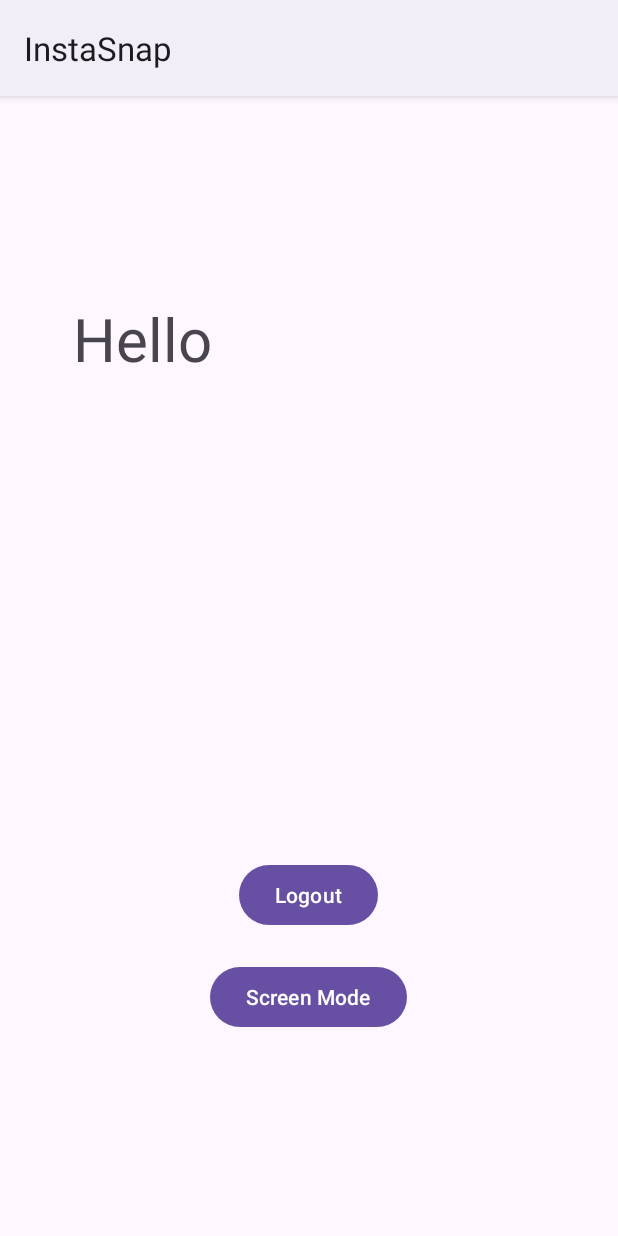
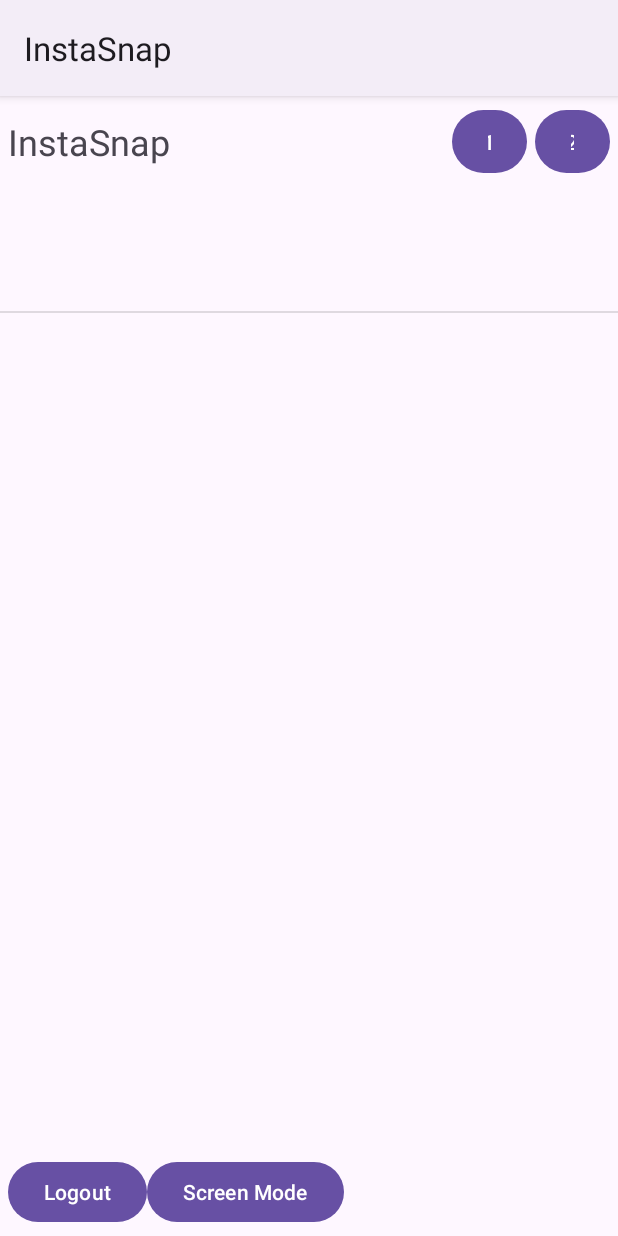
Before and after one commit to TomerMeidan/Instasnap, an Android app: the screen it shows after launch once a user with an empty profile is signed in (HomePageView), on a phone screen of 412 x 824 dp. Run offline under Robolectric (Android 15) with nearby library versions, the phone set to English and light mode, and no system bars; our stand-ins replace Firebase (no records; nobody signed in at launch, a user with empty details on screens opened directly).

Commit message:
first implementation of homepage classes

```diff
--- a/app/src/main/AndroidManifest.xml
+++ b/app/src/main/AndroidManifest.xml
@@ -30,7 +30,7 @@
             </intent-filter>
         </activity>
         <activity
-            android:name=".View.HomePageView"
+            android:name=".View.HomePage.HomePageView"
             android:exported="true">
         </activity>
     </application>
--- a/app/src/main/java/com/example/instasnap/View/HomePageView.java
+++ b/app/src/main/java/com/example/instasnap/View/HomePage/HomePageView.java
@@ -1,4 +1,4 @@
-package com.example.instasnap.View;
+package com.example.instasnap.View.HomePage;
 
 import androidx.appcompat.app.AppCompatActivity;
 import androidx.fragment.app.FragmentManager;
@@ -12,6 +12,8 @@ import android.widget.Button;
 import android.widget.TextView;
 
 import com.example.instasnap.R;
+import com.example.instasnap.View.LoginView;
+import com.example.instasnap.View.ScreenModeDialog;
 import com.google.firebase.auth.FirebaseAuth;
 import com.google.firebase.auth.FirebaseUser;
 
@@ -19,7 +21,6 @@ public class HomePageView extends AppCompatActivity {
 
     private FirebaseAuth _auth;
     private Button _logoutButton;
-    private TextView _welcomeText;
     private FirebaseUser _user;
     private Button _screenMode;
 
@@ -31,8 +32,6 @@ public class HomePageView extends AppCompatActivity {
 
         initialize();
 
-        checkLoginStatus();
-
         setLogoutButtonListener();
 
         setScreenModeButtonListener();
@@ -42,14 +41,10 @@ public class HomePageView extends AppCompatActivity {
     private void initialize() {
         _auth = FirebaseAuth.getInstance();
         _logoutButton = findViewById(R.id.logout_button);
-        _welcomeText = findViewById(R.id.welcome_textview);
         _user = _auth.getCurrentUser();
         _screenMode = findViewById(R.id.screen_mode_button);
     }
 
-    private void checkLoginStatus() {
-        _welcomeText.setText("Hello " + _user.getEmail());
-    }
 
     private void setScreenModeButtonListener() {
         _screenMode.setOnClickListener(new View.OnClickListener() {
--- a/app/src/main/java/com/example/instasnap/View/LoginView.java
+++ b/app/src/main/java/com/example/instasnap/View/LoginView.java
@@ -16,6 +16,7 @@ import android.widget.TextView;
 import android.widget.Toast;
 import android.widget.CheckBox;
 
+import com.example.instasnap.View.HomePage.HomePageView;
 import com.example.instasnap.ViewModel.LoginViewModel;
 import com.example.instasnap.R;
 import com.google.android.gms.tasks.OnCompleteListener;
--- a/app/src/main/res/layout/activity_homepage.xml
+++ b/app/src/main/res/layout/activity_homepage.xml
@@ -1,41 +1,113 @@
 <?xml version="1.0" encoding="utf-8"?>
-<LinearLayout xmlns:android="http://schemas.android.com/apk/res/android"
+<androidx.constraintlayout.widget.ConstraintLayout xmlns:android="http://schemas.android.com/apk/res/android"
     xmlns:app="http://schemas.android.com/apk/res-auto"
     xmlns:tools="http://schemas.android.com/tools"
+    android:id="@+id/homepage_main_layout"
+
     android:layout_width="match_parent"
-    android:gravity="center"
+    android:layout_height="match_parent"
     android:orientation="vertical"
-    android:layout_height="match_parent"
-    tools:context=".View.HomePageView">
+    tools:context=".View.HomePage.HomePageView">
 
 
+    <androidx.constraintlayout.widget.ConstraintLayout
+        android:id="@+id/homepage_topbar_layout"
+        android:layout_width="0dp"
+        android:layout_height="wrap_content"
+        android:orientation="horizontal"
+        android:paddingLeft="5dp"
+        android:paddingTop="5dp"
+        android:paddingRight="5dp"
+        app:layout_constraintEnd_toEndOf="parent"
+        app:layout_constraintHorizontal_bias="0.0"
+        app:layout_constraintStart_toStartOf="parent"
+        app:layout_constraintTop_toTopOf="parent">
 
         <TextView
-        android:id="@+id/welcome_textview"
-        android:layout_width="314dp"
-        android:layout_height="174dp"
-        android:text="@string/hello_user"
-        android:textSize="40sp"
+            android:id="@+id/appName_textView"
+            android:layout_width="wrap_content"
+            android:layout_height="wrap_content"
+            android:text="@string/app_name"
+            android:textSize="24sp"
             app:layout_constraintBottom_toBottomOf="parent"
-        app:layout_constraintEnd_toEndOf="parent"
             app:layout_constraintStart_toStartOf="parent"
             app:layout_constraintTop_toTopOf="parent" />
 
+        <Button
+            android:id="@+id/notifications_button_tbd"
+            android:layout_width="50dp"
+            android:layout_height="50dp"
+            android:layout_marginRight="5dp"
+            android:text="1"
+            app:layout_constraintBottom_toBottomOf="parent"
+            app:layout_constraintEnd_toStartOf="@+id/messages_button_tbd"
+            app:layout_constraintTop_toTopOf="parent" />
+
+        <Button
+            android:id="@+id/messages_button_tbd"
+            android:layout_width="50dp"
+            android:layout_height="50dp"
+            android:text="2"
+            app:layout_constraintBottom_toBottomOf="parent"
+            app:layout_constraintEnd_toEndOf="parent"
+            app:layout_constraintTop_toTopOf="parent" />
+    </androidx.constraintlayout.widget.ConstraintLayout>
+
+    <androidx.recyclerview.widget.RecyclerView
+        android:id="@+id/homepage_story_recycler_view"
+        android:layout_width="407dp"
+        android:layout_height="88dp"
+        app:layout_constraintEnd_toEndOf="parent"
+        app:layout_constraintStart_toStartOf="parent"
+        app:layout_constraintTop_toBottomOf="@+id/homepage_topbar_layout"
+        tools:itemCount="4"
+        tools:listitem="@layout/story_recycler_view_item">
+
+    </androidx.recyclerview.widget.RecyclerView>
+
+    <View
+        android:id="@+id/divider"
+        android:layout_width="match_parent"
+        android:layout_height="1dp"
+        android:background="?android:attr/listDivider"
+        app:layout_constraintStart_toStartOf="parent"
+        app:layout_constraintTop_toBottomOf="@+id/homepage_story_recycler_view" />
+
+    <androidx.recyclerview.widget.RecyclerView
+        android:id="@+id/homepage_post_recycler_view"
+        android:layout_width="0dp"
+        android:layout_height="0dp"
+        app:layout_constraintBottom_toTopOf="@+id/homepage_bottombar_layout"
+        app:layout_constraintEnd_toEndOf="parent"
+        app:layout_constraintStart_toStartOf="parent"
+        app:layout_constraintTop_toBottomOf="@+id/homepage_story_recycler_view"
+        tools:itemCount="1"
+        tools:listitem="@layout/post_recycler_view_item" />
+
+    <LinearLayout
+        android:id="@+id/homepage_bottombar_layout"
+        android:layout_width="0dp"
+        android:layout_height="wrap_content"
+        android:paddingLeft="5dp"
+        android:paddingRight="5dp"
+        android:paddingBottom="5dp"
+        app:layout_constraintBottom_toBottomOf="parent"
+        app:layout_constraintEnd_toEndOf="parent"
+        app:layout_constraintStart_toStartOf="parent">
 
         <Button
             android:id="@+id/logout_button"
-        android:layout_marginTop="200dp"
             android:layout_width="wrap_content"
             android:layout_height="wrap_content"
             android:text="@string/logout" />
 
         <Button
             android:id="@+id/screen_mode_button"
-        android:layout_marginTop="20dp"
             android:layout_width="wrap_content"
             android:layout_height="wrap_content"
             android:text="@string/screen_mode" />
 
+    </LinearLayout>
 
 
-</LinearLayout>
+</androidx.constraintlayout.widget.ConstraintLayout>
```
Also changed, not shown: app/src/main/java/com/example/instasnap/Model/User.java (added, +11 -0 lines), app/src/main/java/com/example/instasnap/View/HomePage/PostRecyclerViewAdapter.java (added, +49 -0 lines), app/src/main/java/com/example/instasnap/View/HomePage/StoryRecyclerViewAdapter.java (added, +44 -0 lines), app/src/main/res/layout/post_recycler_view_item.xml (added, +62 -0 lines), app/src/main/res/layout/story_recycler_view_item.xml (added, +27 -0 lines). Lines whose indentation alone changed are shown as unchanged.
